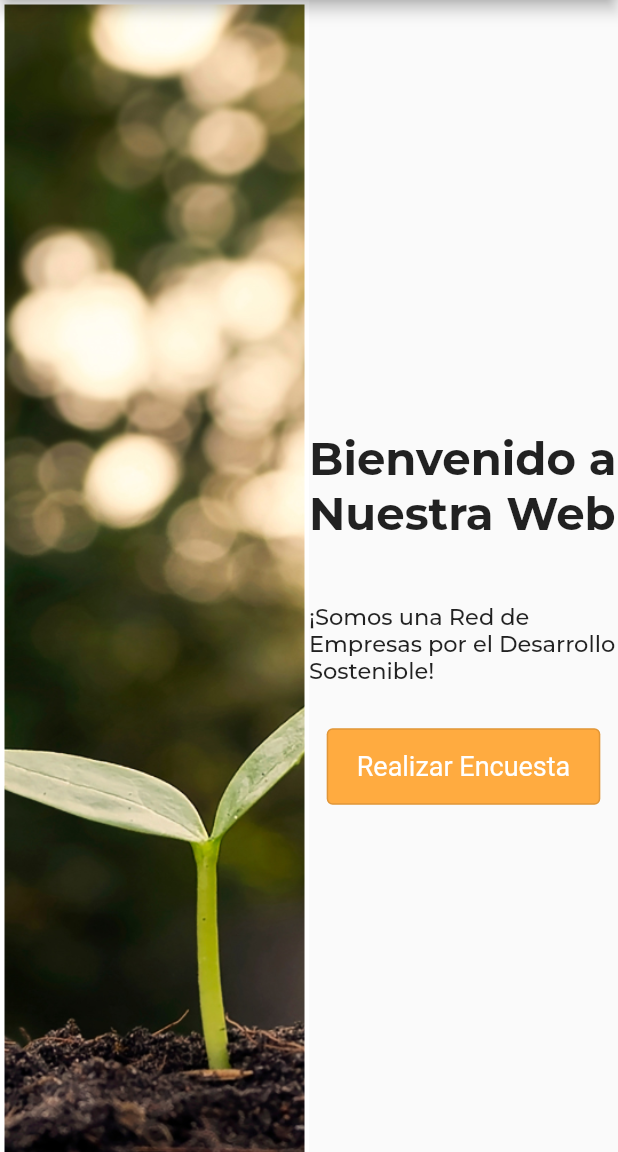
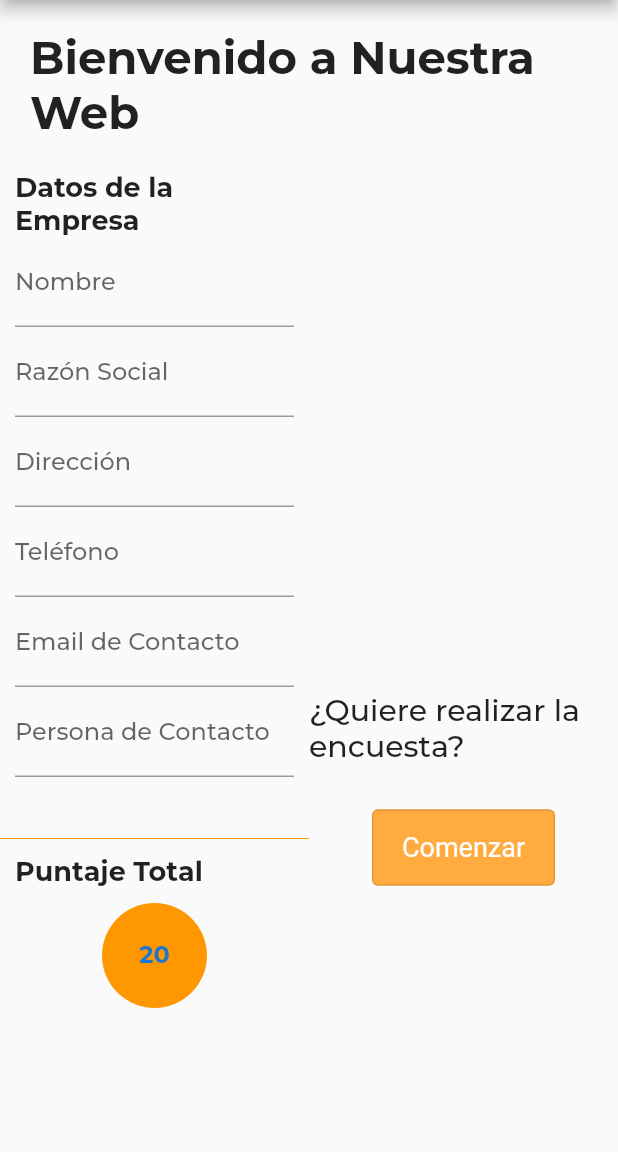
Before and after one commit to asanchez412/DERES_Front, a Flutter app: the CompanyView screen opened directly, on a phone screen of 412 x 824 dp, the part 84-1236 px from its top. Run offline on Flutter 3.47's test engine with Material 2 defaults, Android fonts, the phone set to English and light mode, and no system bars; our stand-ins replace bloc, equatable, flutter_bloc, formz, go_router; project files that could hold a hidden picture were left out.

```diff
--- a/lib/admin/model/poll.dart
+++ b/lib/admin/model/poll.dart
@@ -2,7 +2,7 @@ import 'package:topicos/admin/bloc/admin_state.dart';
 import 'package:topicos/admin/model/question.dart';
 
 class Poll {
-  final List<Question> questions;
+  List<Question> questions;
   final QuestionType questionType;
 
   Poll({required this.questions, required this.questionType});
--- a/lib/company/bloc/company_bloc.dart
+++ b/lib/company/bloc/company_bloc.dart
@@ -1,7 +1,14 @@
+import 'dart:async';
+
 import 'package:flutter_bloc/flutter_bloc.dart';
 import 'package:topicos/company/bloc/company_event.dart';
 import 'package:topicos/company/bloc/company_state.dart';
 
 class CompanyBloc extends Bloc<CompanyEvent, CompanyState> {
-  CompanyBloc() : super(const CompanyState.initial());
+  CompanyBloc() : super(const CompanyState.initial()) {
+    on<CompanyQuestionChanged>(_onQuestionChanged);
+  }
+
+  FutureOr<void> _onQuestionChanged(
+      CompanyQuestionChanged event, Emitter<CompanyState> emit) {}
 }
--- a/lib/company/bloc/company_event.dart
+++ b/lib/company/bloc/company_event.dart
@@ -5,3 +5,13 @@ import 'package:flutter/material.dart';
 abstract class CompanyEvent extends Equatable {
   const CompanyEvent();
 }
+
+class CompanyQuestionChanged extends CompanyEvent {
+  const CompanyQuestionChanged({
+    required this.question,
+  });
+
+  final String question;
+  @override
+  List<Object?> get props => [question];
+}
--- a/lib/company/view/company_view.dart
+++ b/lib/company/view/company_view.dart
@@ -43,35 +43,123 @@ class CompanyView extends StatelessWidget {
       body: SingleChildScrollView(
         child: Column(
           children: [
+            const Padding(
+              padding: EdgeInsets.symmetric(vertical: 20, horizontal: 20),
+              child: Text(
+                'Bienvenido a Nuestra Web',
+                style: TextStyle(fontSize: 30, fontWeight: FontWeight.bold),
+              ),
+            ),
             Row(
               mainAxisSize: MainAxisSize.min,
               children: [
-                Container(
+                SizedBox(
                   width: MediaQuery.of(context).size.width / 2,
                   height: MediaQuery.of(context).size.height,
-                  decoration: BoxDecoration(
-                    shape: BoxShape.rectangle,
-                    border: Border.all(color: Colors.white, width: 3),
-                    image: const DecorationImage(
-                        image: AssetImage('lib/assets/company_page.png'),
-                        fit: BoxFit.fitHeight,
-                        scale: 2),
+                  child: Column(
+                    crossAxisAlignment: CrossAxisAlignment.stretch,
+                    children: [
+                      const Padding(
+                        padding: EdgeInsets.symmetric(horizontal: 10),
+                        child: Text(
+                          'Datos de la Empresa ',
+                          style: TextStyle(
+                              fontWeight: FontWeight.bold, fontSize: 18),
+                        ),
+                      ),
+                      Padding(
+                        padding: const EdgeInsets.symmetric(horizontal: 10),
+                        child: TextFormField(
+                          decoration:
+                              const InputDecoration(labelText: 'Nombre'),
+                          onChanged: (value) => (),
+                          validator: (value) =>
+                              value!.isEmpty ? 'Campo obligatorio' : null,
+                        ),
+                      ),
+                      Padding(
+                        padding: const EdgeInsets.symmetric(horizontal: 10),
+                        child: TextFormField(
+                          decoration:
+                              const InputDecoration(labelText: 'Razón Social'),
+                          onChanged: (value) => (),
+                          validator: (value) =>
+                              value!.isEmpty ? 'Campo obligatorio' : null,
+                        ),
+                      ),
+                      Padding(
+                        padding: const EdgeInsets.symmetric(horizontal: 10),
+                        child: TextFormField(
+                          decoration:
+                              const InputDecoration(labelText: 'Dirección'),
+                          onChanged: (value) => (),
+                          validator: (value) =>
+                              value!.isEmpty ? 'Campo obligatorio' : null,
+                        ),
+                      ),
+                      Padding(
+                        padding: const EdgeInsets.symmetric(horizontal: 10),
+                        child: TextFormField(
+                          decoration:
+                              const InputDecoration(labelText: 'Teléfono'),
+                          onChanged: (value) => (),
+                          validator: (value) =>
+                              value!.isEmpty ? 'Campo obligatorio' : null,
+                        ),
+                      ),
+                      Padding(
+                        padding: const EdgeInsets.symmetric(horizontal: 10),
+                        child: TextFormField(
+                          decoration: const InputDecoration(
+                              labelText: 'Email de Contacto'),
+                          onChanged: (value) => (),
+                          validator: (value) =>
+                              value!.isEmpty ? 'Campo obligatorio' : null,
+                        ),
+                      ),
+                      Padding(
+                        padding: const EdgeInsets.symmetric(horizontal: 10),
+                        child: TextFormField(
+                          decoration: const InputDecoration(
+                              labelText: 'Persona de Contacto'),
+                          onChanged: (value) => (),
+                          validator: (value) =>
+                              value!.isEmpty ? 'Campo obligatorio' : null,
+                        ),
+                      ),
+                      const SizedBox(
+                        height: 40,
+                      ),
+                      const Divider(
+                        height: 2,
+                        color: Colors.orange,
+                      ),
+                      const Padding(
+                        padding:
+                            EdgeInsets.symmetric(horizontal: 10, vertical: 10),
+                        child: Text(
+                          'Puntaje Total',
+                          style: TextStyle(
+                              fontWeight: FontWeight.bold, fontSize: 18),
+                        ),
+                      ),
+                      const CircleAvatar(
+                        backgroundColor: Colors.orange,
+                        radius: 35,
+                        child: Text(
+                          '20',
+                          style: TextStyle(fontWeight: FontWeight.bold),
+                        ),
+                      ),
+                    ],
                   ),
                 ),
                 Expanded(
                   child: Column(
                     children: [
                       const Text(
-                        'Bienvenido a Nuestra Web',
-                        style: TextStyle(
-                            fontSize: 30, fontWeight: FontWeight.bold),
-                      ),
-                      const SizedBox(
-                        height: 40,
-                      ),
-                      const Text(
-                        '¡Somos una Red de Empresas por el Desarrollo Sostenible!',
-                        style: TextStyle(fontSize: 15),
+                        '¿Quiere realizar la encuesta?',
+                        style: TextStyle(fontSize: 20),
                       ),
                       const SizedBox(
                         height: 30,
@@ -90,7 +178,7 @@ class CompanyView extends StatelessWidget {
                               horizontal: 20, vertical: 15),
                           textStyle: const TextStyle(fontSize: 18),
                         ),
-                        child: const Text('Realizar Encuesta'),
+                        child: const Text('Comenzar'),
                       ),
                     ],
                   ),
```
Also changed, not shown: lib/admin/bloc/admin_bloc.dart (+41 -14 lines), lib/admin/bloc/admin_event.dart (+6 -8 lines), lib/admin/bloc/admin_state.dart (+11 -7 lines), lib/admin/model/ponderation_result.dart (added, +8 -0 lines), lib/admin/view/admin_edit_poll.dart (+37 -12 lines), lib/company/view/company_poll.dart (+7 -2 lines).
